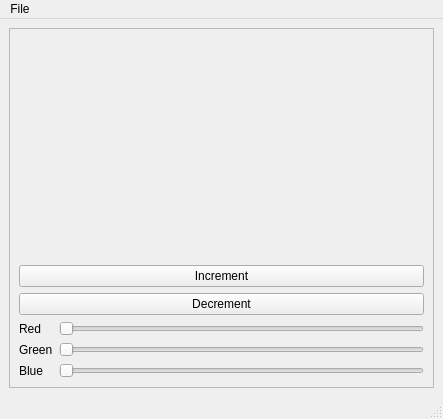
This is demo_flask_client.ui in hansenc101/SANE_Project_03 as Qt 5 draws it before an edit. The edited form follows.
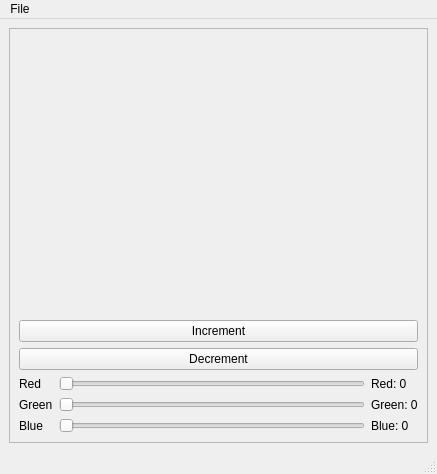
This is the edited form.

```diff
--- a/demo_flask_client.ui
+++ b/demo_flask_client.ui
@@ -6,8 +6,8 @@
    <rect>
     <x>0</x>
     <y>0</y>
-    <width>443</width>
-    <height>419</height>
+    <width>437</width>
+    <height>474</height>
    </rect>
   </property>
   <property name="windowTitle">
@@ -15,7 +15,7 @@
   </property>
   <widget class="QWidget" name="centralwidget">
    <layout class="QGridLayout" name="gridLayout_2">
-    <item row="1" column="0">
+    <item row="0" column="0">
      <widget class="QFrame" name="frame">
       <property name="frameShape">
        <enum>QFrame::StyledPanel</enum>
@@ -34,13 +34,6 @@
          </property>
         </widget>
        </item>
-       <item row="2" column="0" colspan="2">
-        <widget class="QPushButton" name="decrementBtn">
-         <property name="text">
-          <string>Decrement</string>
-         </property>
-        </widget>
-       </item>
        <item row="4" column="0">
         <widget class="QLabel" name="label_2">
          <property name="text">
@@ -65,7 +58,45 @@
          </property>
         </widget>
        </item>
-       <item row="0" column="0" colspan="2">
+       <item row="3" column="0">
+        <widget class="QLabel" name="redLabel">
+         <property name="text">
+          <string>Red</string>
+         </property>
+        </widget>
+       </item>
+       <item row="5" column="1">
+        <widget class="QSlider" name="blueSlider">
+         <property name="maximum">
+          <number>255</number>
+         </property>
+         <property name="orientation">
+          <enum>Qt::Horizontal</enum>
+         </property>
+        </widget>
+       </item>
+       <item row="3" column="2">
+        <widget class="QLabel" name="redMagLabel">
+         <property name="text">
+          <string>Red: 0</string>
+         </property>
+        </widget>
+       </item>
+       <item row="1" column="0" colspan="3">
+        <widget class="QPushButton" name="incrementBtn">
+         <property name="text">
+          <string>Increment</string>
+         </property>
+        </widget>
+       </item>
+       <item row="2" column="0" colspan="3">
+        <widget class="QPushButton" name="decrementBtn">
+         <property name="text">
+          <string>Decrement</string>
+         </property>
+        </widget>
+       </item>
+       <item row="0" column="0" colspan="3">
         <widget class="QLabel" name="lblOutput">
          <property name="font">
           <font>
@@ -82,27 +113,17 @@
          </property>
         </widget>
        </item>
-       <item row="3" column="0">
-        <widget class="QLabel" name="label">
+       <item row="4" column="2">
+        <widget class="QLabel" name="greenMagLabel">
          <property name="text">
-          <string>Red</string>
+          <string>Green: 0</string>
          </property>
         </widget>
        </item>
-       <item row="5" column="1">
-        <widget class="QSlider" name="blueSlider">
-         <property name="maximum">
-          <number>255</number>
-         </property>
-         <property name="orientation">
-          <enum>Qt::Horizontal</enum>
-         </property>
-        </widget>
-       </item>
-       <item row="1" column="0" colspan="2">
-        <widget class="QPushButton" name="incrementBtn">
+       <item row="5" column="2">
+        <widget class="QLabel" name="blueMagLabel">
          <property name="text">
-          <string>Increment</string>
+          <string>Blue: 0</string>
          </property>
         </widget>
        </item>
@@ -116,7 +137,7 @@
     <rect>
      <x>0</x>
      <y>0</y>
-     <width>443</width>
+     <width>437</width>
      <height>31</height>
     </rect>
    </property>
```
Left out of the diff: 4 changed lines with no effect on the pictures.
